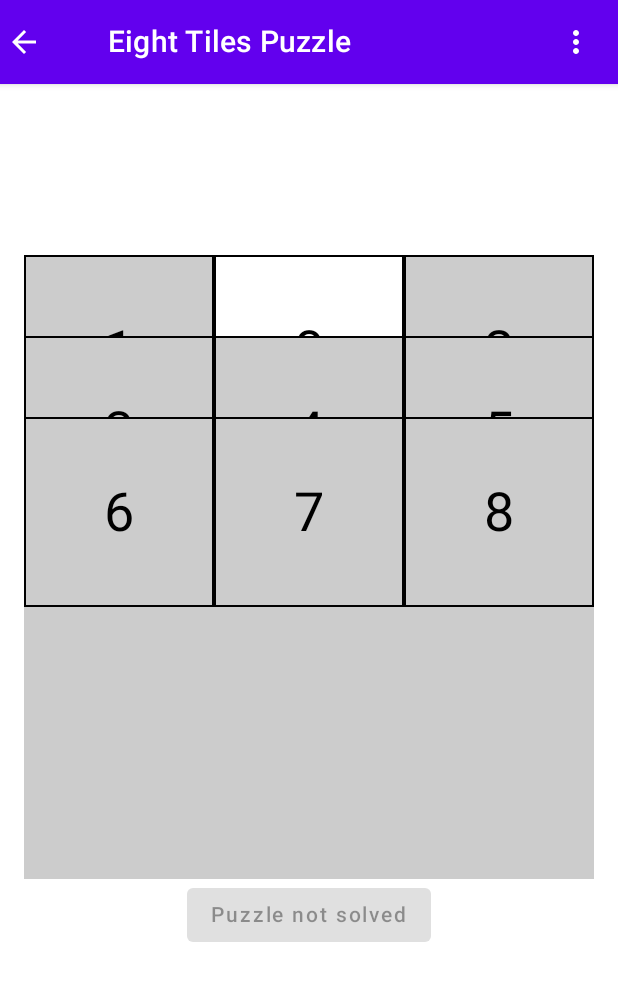
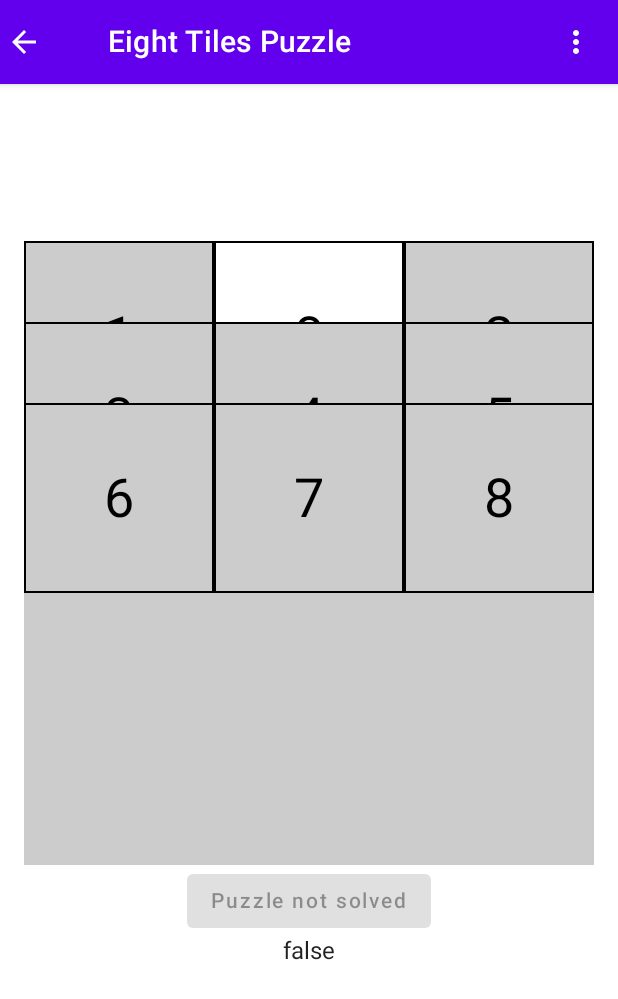
Before and after one commit to Tomciii/LabyrinthPuzzle, an Android app built with Jetpack Compose: the composable EightTilePuzzleScreen shown on its own in the app's theme, on a phone screen of 412 x 824 dp. Shown: the top 999 px of the screen. Run offline under Robolectric (Android 15) with nearby library versions, the phone set to English and light mode, and no system bars; our stand-ins replace Room's generated code.

Commit message:
Memory Update IsDone
Memory Update IsDone

```diff
--- a/app/src/main/java/com/example/labyrinthpuzzle/data/EightTilePuzzleDao.kt
+++ b/app/src/main/java/com/example/labyrinthpuzzle/data/EightTilePuzzleDao.kt
@@ -11,4 +11,5 @@ interface EightTilePuzzleDao {
 
     @Query("SELECT * FROM eightTile where id=:id")
     fun getEightTilePuzzleById(id: Int): EightTile
+
 }
--- a/app/src/main/java/com/example/labyrinthpuzzle/data/MemoryPuzzleDao.kt
+++ b/app/src/main/java/com/example/labyrinthpuzzle/data/MemoryPuzzleDao.kt
@@ -13,4 +13,5 @@ interface MemoryPuzzleDao {
 
     @Query("SELECT * FROM memory where id=:id")
     fun getMemoryPuzzleById(id: Int): Memory
+
 }
--- a/app/src/main/java/com/example/labyrinthpuzzle/repository/EightTilePuzzleRepository.kt
+++ b/app/src/main/java/com/example/labyrinthpuzzle/repository/EightTilePuzzleRepository.kt
@@ -1,8 +1,10 @@
 package com.example.labyrinthpuzzle.repository
 
 import com.example.labyrinthpuzzle.data.EightTilePuzzleDao
+import com.example.labyrinthpuzzle.models.EightTile
 
 class EightTilePuzzleRepository(private val eightTilePuzzleDao: EightTilePuzzleDao) {
 
+    suspend fun update(eightTilePuzzle: EightTile) = eightTilePuzzleDao.update(eightTilePuzzle)
     fun getEightTilePuzzlebyId(id: Int) = eightTilePuzzleDao.getEightTilePuzzleById(id)
 }
--- a/app/src/main/java/com/example/labyrinthpuzzle/screen/EightTilePuzzleScreen.kt
+++ b/app/src/main/java/com/example/labyrinthpuzzle/screen/EightTilePuzzleScreen.kt
@@ -1,5 +1,6 @@
 package com.example.labyrinthpuzzle.screen
 
+import android.annotation.SuppressLint
 import androidx.compose.foundation.background
 import androidx.compose.foundation.border
 import androidx.compose.foundation.gestures.detectTapGestures
@@ -23,6 +24,7 @@ import com.example.labyrinthpuzzle.models.EightTile
 import com.example.labyrinthpuzzle.utils.InjectorUtils
 import com.example.labyrinthpuzzle.viewModels.EightTilesPuzzleViewModel
 import com.example.labyrinthpuzzle.widgets.SimpleTopAppBar
+import kotlinx.coroutines.launch
 
 @Composable
 fun EightTilePuzzleScreen(
@@ -46,16 +48,21 @@ fun EightTilePuzzleScreen(
 
 }
 
+@SuppressLint("CoroutineCreationDuringComposition")
 @Composable
 fun EightTileScreen(
     eightTilePuzzle: EightTile,
     navController: NavController,
     viewModel: EightTilesPuzzleViewModel
 ) {
+    var eightTilePuzzleInstance by remember {
+        mutableStateOf(eightTilePuzzle)
+    }
+
     var emptyTilePosition by remember { mutableStateOf(-1 to -1) }
 
-    var tiles by remember { mutableStateOf(viewModel.convertListTo2DArray(eightTilePuzzle.grid)) }
-
+    var tiles by remember { mutableStateOf(viewModel.convertListTo2DArray(eightTilePuzzleInstance.grid)) }
+    val coroutineScope = rememberCoroutineScope()
     var isSolved by remember { mutableStateOf(false) }
     var selectedTile by remember { mutableStateOf(-1 to -1) }
 
@@ -143,17 +150,25 @@ fun EightTileScreen(
             }
         }
 
-        isSolved = viewModel.isPuzzleSolved(tiles)
-
-        if (isSolved) {
+        if (viewModel.isPuzzleSolved(tiles)) {
             Button(onClick = { navController.popBackStack() }, enabled = true) {
                 Text("Puzzle Solved!")
             }
+
+            eightTilePuzzleInstance.isSolved = true
+            var solvedPuzzle = EightTile(eightTilePuzzleInstance.id, eightTilePuzzle.grid, true)
+
+            coroutineScope.launch {
+                viewModel.update(solvedPuzzle)
+            }
+
         } else {
             Button(onClick = { navController.popBackStack() }, enabled = false) {
                 Text("Puzzle not solved")
             }
         }
+
+        Text(text = eightTilePuzzleInstance.isSolved.toString())
     }
 }
 
--- a/app/src/main/java/com/example/labyrinthpuzzle/viewModels/EightTilesPuzzleViewModel.kt
+++ b/app/src/main/java/com/example/labyrinthpuzzle/viewModels/EightTilesPuzzleViewModel.kt
@@ -30,6 +30,10 @@ class EightTilesPuzzleViewModel(private val repository: EightTilePuzzleRepositor
         return matrix
     }
 
+    suspend fun update(eightTile: EightTile){
+        repository.update(eightTile)
+    }
+
     fun isPuzzleSolved(arr: Array<Array<Int?>>): Boolean {
         var expectedValue = 0
         for (i in 0 until arr.size) {
```
